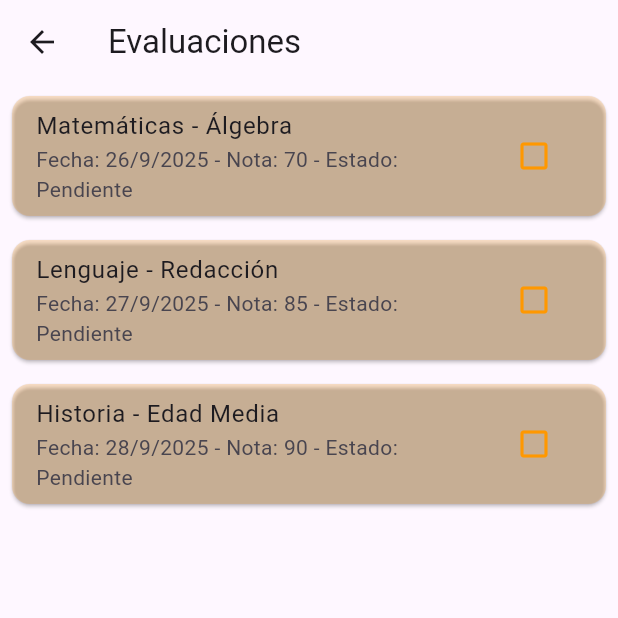
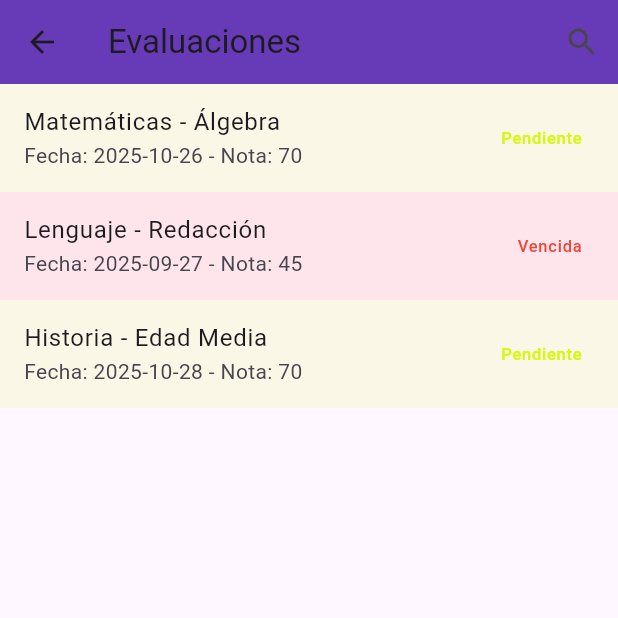
Before and after one commit to arcessebas/prueba_2_iot, a Flutter app: the EvaluacionesPage screen opened directly, on a phone screen of 412 x 824 dp, the top half of it. Run offline on Flutter 3.47's test engine with Material 3 defaults, Android fonts, the phone set to English and light mode, and no system bars.

Commit message:
mejora pantalla evaluaciones
cambios en el color del estado y se añadio barra de busqueda

```diff
--- a/lib/logica_tareas.dart
+++ b/lib/logica_tareas.dart
@@ -12,31 +12,35 @@ class _EvaluacionesPageState extends State<EvaluacionesPage> {
   List<Map<String, dynamic>> evaluaciones = [
     {
       "titulo": "Matemáticas - Álgebra",
-      "fecha": DateTime(2025, 9, 26),
+      "fecha": DateTime(2025, 10, 26, 00, 00),
       "nota": 70,
       "estado": "Pendiente",
     },
     {
       "titulo": "Lenguaje - Redacción",
-      "fecha": DateTime(2025, 9, 27),
-      "nota": 85,
+      "fecha": DateTime(2025, 9, 27, 00, 00),
+      "nota": 45,
       "estado": "Pendiente",
     },
     {
       "titulo": "Historia - Edad Media",
-      "fecha": DateTime(2025, 9, 28),
-      "nota": 90,
+      "fecha": DateTime(2025, 10, 28, 00, 00),
+      "nota": 70,
       "estado": "Pendiente",
     },
   ];
-
   // Función para actualizar el estado según la fecha o el usuario
   void actualizarEstado(int index) {
     setState(() {
-      DateTime hoy = DateTime.now();
+      DateTime hoy = DateTime(
+        DateTime.now().day,
+        DateTime.now().month,
+        DateTime.now().year,
+      );
+      DateTime fechahoyeval = evaluaciones[index]["fecha"];
       var eval = evaluaciones[index];
 
-      if (eval["estado"] != "Completada" && eval["fecha"].isBefore(hoy)) {
+      if (eval["estado"] != "Completada" && fechahoyeval.isBefore(hoy)) {
         eval["estado"] = "Vencida";
       } else if (eval["estado"] == "Pendiente") {
         eval["estado"] = "Completada";
@@ -55,35 +59,51 @@ class _EvaluacionesPageState extends State<EvaluacionesPage> {
         return Colors.red;
       case "Pendiente":
       default:
-        return Colors.orange;
+        return const Color.fromARGB(255, 213, 248, 11);
     }
   }
+
+  String barrabusqueda = "";
 
   @override
   Widget build(BuildContext context) {
     return Scaffold(
-      appBar: AppBar(title: const Text("Evaluaciones")),
+      appBar: AppBar(
+        title: const Text("Evaluaciones"),
+        backgroundColor: Colors.deepPurple,
+        actions: [
+          IconButton(
+            icon: const Icon(Icons.search),
+            onPressed: () {
+              showSearch(
+                context: context,
+                delegate: MySearchDelegate(evaluaciones),
+              );
+            },
+          ),
+        ],
+      ),
       body: ListView.builder(
         itemCount: evaluaciones.length,
         itemBuilder: (context, index) {
           var eval = evaluaciones[index];
-          return Card(
-            margin: const EdgeInsets.all(8),
-            color: colorEstado(eval["estado"]).withOpacity(0.2),
+          if (eval["estado"] != "Completada" &&
+              eval["fecha"].isBefore(DateTime.now())) {
+            eval["estado"] = "Vencida";
+          }
+          return AnimatedContainer(
+            duration: const Duration(seconds: 2),
+            color: colorEstado(eval["estado"]).withOpacity(0.1),
             child: ListTile(
               title: Text(eval["titulo"]),
               subtitle: Text(
-                "Fecha: ${eval["fecha"].day}/${eval["fecha"].month}/${eval["fecha"].year} - Nota: ${eval["nota"]} - Estado: ${eval["estado"]}",
+                "Fecha: ${eval["fecha"].toLocal().toString().split(' ')[0]} - Nota: ${eval["nota"]}",
               ),
-              trailing: IconButton(
-                icon: Icon(
-                  eval["estado"] == "Completada"
-                      ? Icons.check_box
-                      : Icons.check_box_outline_blank,
-                  color: colorEstado(eval["estado"]),
-                ),
-                onPressed: () => actualizarEstado(index),
+              trailing: Text(
+                eval["estado"],
+                style: TextStyle(color: colorEstado(eval["estado"])),
               ),
+              onTap: () => actualizarEstado(index),
             ),
           );
         },
@@ -91,3 +111,95 @@ class _EvaluacionesPageState extends State<EvaluacionesPage> {
     );
   }
 }
+
+class MySearchDelegate extends SearchDelegate {
+  final List<Map<String, dynamic>> evaluaciones;
+
+  MySearchDelegate(this.evaluaciones);
+  @override
+  String get searchFieldLabel => 'Buscar evaluaciones';
+
+  @override
+  List<Widget>? buildActions(BuildContext context) {
+    return [
+      IconButton(
+        icon: const Icon(Icons.clear),
+        onPressed: () {
+          query = '';
+        },
+      ),
+    ];
+  }
+
+  @override
+  Widget? buildLeading(BuildContext context) {
+    return IconButton(
+      icon: const Icon(Icons.arrow_back),
+      onPressed: () {
+        close(context, null);
+      },
+    );
+  }
+
+  @override
+  Widget buildResults(BuildContext context) {
+    final results = evaluaciones.where(
+      (eval) => eval["titulo"].toLowerCase().contains(query.toLowerCase()),
+    );
+
+    return ListView(
+      children: results
+          .map<ListTile>(
+            (eval) => ListTile(
+              title: Text(eval["titulo"]),
+              subtitle: Text(
+                "Fecha: ${eval["fecha"].toLocal().toString().split(' ')[0]} - Nota: ${eval["nota"]}",
+              ),
+              trailing: Text(
+                eval["estado"],
+                style: TextStyle(
+                  color: eval["estado"] == "Completada"
+                      ? Colors.green
+                      : eval["estado"] == "Vencida"
+                      ? Colors.red
+                      : const Color.fromARGB(255, 213, 248, 11),
+                  fontWeight: FontWeight.bold,
+                ),
+              ),
+            ),
+          )
+          .toList(),
+    );
+  }
+
+  @override
+  Widget buildSuggestions(BuildContext context) {
+    final suggestions = evaluaciones.where(
+      (eval) => eval["titulo"].toLowerCase().contains(query.toLowerCase()),
+    );
+
+    return ListView(
+      children: suggestions
+          .map<ListTile>(
+            (eval) => ListTile(
+              title: Text(eval["titulo"]),
+              subtitle: Text(
+                "Fecha: ${eval["fecha"].toLocal().toString().split(' ')[0]} - Nota: ${eval["nota"]}",
+              ),
+              trailing: Text(
+                eval["estado"],
+                style: TextStyle(
+                  color: eval["estado"] == "Completada"
+                      ? Colors.green
+                      : eval["estado"] == "Vencida"
+                      ? Colors.red
+                      : const Color.fromARGB(255, 213, 248, 11),
+                  fontWeight: FontWeight.bold,
+                ),
+              ),
+            ),
+          )
+          .toList(),
+    );
+  }
+}
```
